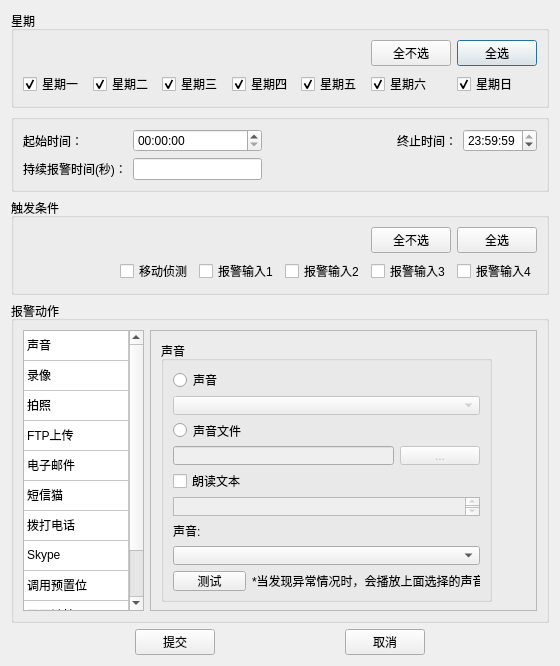
Old version of the form alarmtrapsettings.ui in the repository yjdwbj/monitorview.
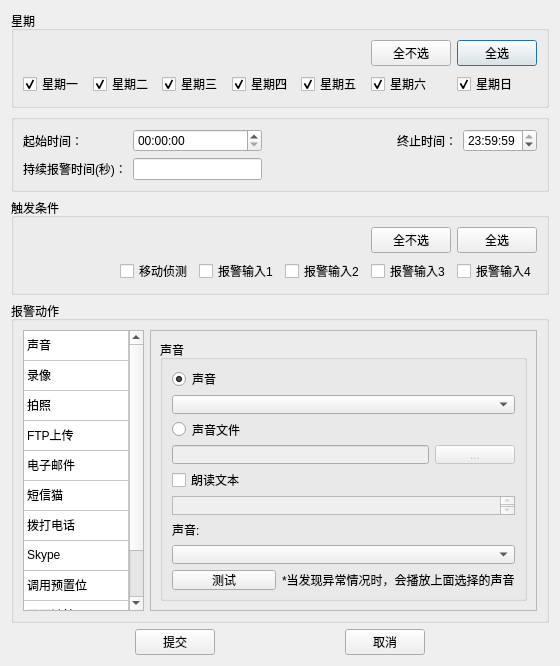
New version of the form. The open tabs and pages were chosen to show the change.

What changed in the file:
```diff
--- a/alarmtrapsettings.ui
+++ b/alarmtrapsettings.ui
@@ -446,15 +446,9 @@
          <number>5</number>
         </property>
         <widget class="QWidget" name="audio">
-         <widget class="QGroupBox" name="groupBox_5">
-          <property name="geometry">
-           <rect>
-            <x>10</x>
-            <y>10</y>
-            <width>331</width>
-            <height>261</height>
-           </rect>
-          </property>
+         <layout class="QHBoxLayout" name="horizontalLayout_13">
+          <item>
+           <widget class="QGroupBox" name="gbox_audio">
           <property name="title">
            <string>声音</string>
           </property>
@@ -464,6 +458,9 @@
              <property name="text">
               <string>声音</string>
              </property>
+               <property name="checked">
+                <bool>true</bool>
+               </property>
             </widget>
            </item>
            <item row="3" column="2">
@@ -492,7 +489,7 @@
            <item row="1" column="0" colspan="3">
             <widget class="QComboBox" name="cbbox_audiotype">
              <property name="enabled">
-              <bool>false</bool>
+                <bool>true</bool>
              </property>
             </widget>
            </item>
@@ -551,10 +548,15 @@
              <property name="enabled">
               <bool>false</bool>
              </property>
+               <property name="readOnly">
+                <bool>true</bool>
+               </property>
             </widget>
            </item>
           </layout>
          </widget>
+          </item>
+         </layout>
         </widget>
         <widget class="QWidget" name="page">
          <layout class="QHBoxLayout" name="horizontalLayout_2">
```
Left out of the diff: 234 changed lines with no effect on the pictures. Lines whose indentation alone changed are shown as unchanged.
